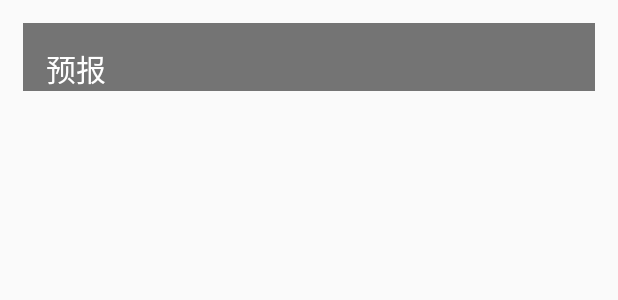
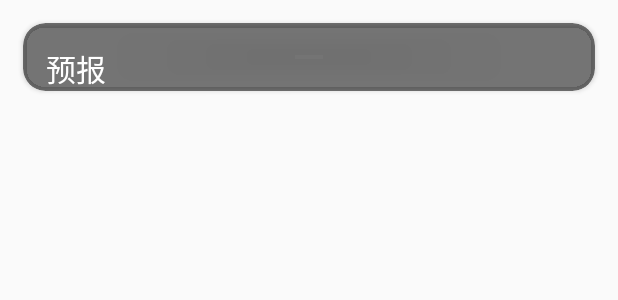
Before and after one commit to RikkaWZ/coolweather, an Android app: the layout forecast.xml on its own in the app's theme, with its tools: preview values and no code run, on a phone screen of 412 x 824 dp. Shown: the top 300 px of the screen. Run offline under Robolectric (Android 15) with nearby library versions, the phone set to English and light mode, and no system bars.

Commit message:
优化界面，使用圆角卡片布局

```diff
--- a/app/build.gradle
+++ b/app/build.gradle
@@ -31,4 +31,5 @@ dependencies {
     implementation 'com.squareup.okhttp3:okhttp:3.11.0'
     implementation 'com.google.code.gson:gson:2.8.5'
     implementation 'com.github.bumptech.glide:glide:4.7.1'
+    implementation 'com.android.support:cardview-v7:27.1.1'
 }
--- a/app/src/main/res/layout/forecast.xml
+++ b/app/src/main/res/layout/forecast.xml
@@ -1,8 +1,15 @@
-<LinearLayout xmlns:android="http://schemas.android.com/apk/res/android"
+<android.support.v7.widget.CardView xmlns:android="http://schemas.android.com/apk/res/android"
+    xmlns:app="http://schemas.android.com/apk/res-auto"
     android:layout_width="match_parent"
     android:layout_height="wrap_content"
     android:layout_margin="15dp"
-    android:background="@color/weatherBackground"
+    android:elevation="0dp"
+    app:cardBackgroundColor="@color/weatherBackground"
+    app:cardCornerRadius="15dp">
+
+    <LinearLayout
+        android:layout_width="match_parent"
+        android:layout_height="wrap_content"
         android:orientation="vertical">
 
         <TextView
@@ -19,6 +26,8 @@
             android:layout_width="match_parent"
             android:layout_height="wrap_content"
             android:orientation="vertical">
+
         </LinearLayout>
 
     </LinearLayout>
+</android.support.v7.widget.CardView>
--- a/app/src/main/res/values/colors.xml
+++ b/app/src/main/res/values/colors.xml
@@ -1,8 +1,8 @@
 <?xml version="1.0" encoding="utf-8"?>
 <resources>
-    <color name="colorPrimary">#3F51B5</color>
-    <color name="colorPrimaryDark">#303F9F</color>
-    <color name="colorAccent">#FF4081</color>
+    <color name="colorPrimary">#795548</color>
+    <color name="colorPrimaryDark">#5D4037</color>
+    <color name="colorAccent">#FFC107</color>
 
     <color name="textColor">#FFFFFFFF</color>
     <color name="weatherBackground">#8000</color>
```
Also changed, not shown: app/src/main/res/layout/api.xml (+10 -2 lines), app/src/main/res/layout/suggestion.xml (+11 -3 lines). Lines whose indentation alone changed are shown as unchanged.
